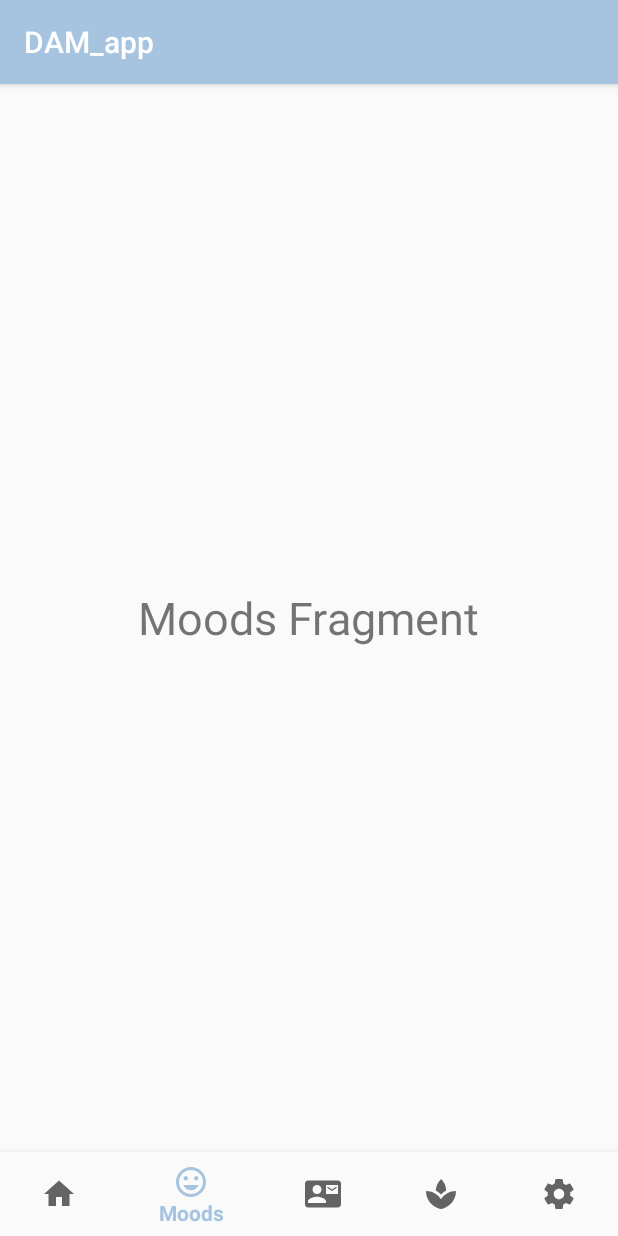
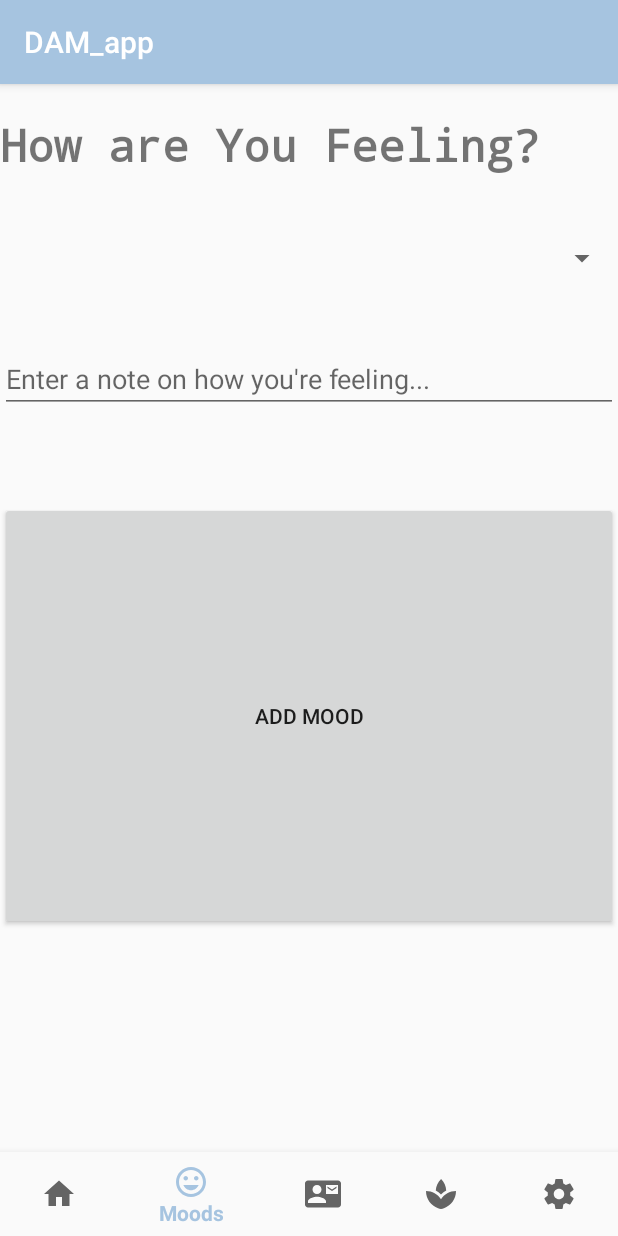
Before and after one commit to DaraghBrowne/DAM, an Android app: the screen it shows after launch once a user with an empty profile is signed in (HomeActivity), item 2 of the bottom bar chosen, on a phone screen of 412 x 824 dp. Run offline under Robolectric (Android 15) with nearby library versions, the phone set to English and light mode, and no system bars; our stand-ins replace Firebase (no records; nobody signed in at launch, a user with empty details on screens opened directly).

Commit message:
added simple adding mood and moodnote to firebase db

```diff
--- a/app/src/main/res/layout/fragment_moods.xml
+++ b/app/src/main/res/layout/fragment_moods.xml
@@ -1,11 +1,53 @@
 <?xml version="1.0" encoding="utf-8"?>
 <RelativeLayout xmlns:android="http://schemas.android.com/apk/res/android"
-    android:layout_width="match_parent" android:layout_height="match_parent">
+    xmlns:tools="http://schemas.android.com/tools"
+    android:layout_width="match_parent"
+    android:layout_height="match_parent">
+
 
     <TextView
+        android:id="@+id/textViewMoods"
         android:layout_width="wrap_content"
         android:layout_height="wrap_content"
-        android:text="Moods Fragment"
+        android:layout_alignParentStart="true"
+        android:layout_alignParentTop="true"
+        android:layout_marginStart="0dp"
+        android:layout_marginTop="20dp"
+        android:fontFamily="monospace"
+        android:text="How are You Feeling?"
+        android:textAlignment="center"
         android:textSize="30sp"
-        android:layout_centerInParent="true"/>
+        android:textStyle="bold" />
+
+    <Spinner
+        android:id="@+id/spinnerMoods"
+        android:layout_width="match_parent"
+        android:layout_height="wrap_content"
+        android:layout_below="@+id/textViewMoods"
+        android:layout_alignParentStart="true"
+        android:layout_marginTop="43dp"
+        android:entries="@array/moods" />
+
+    <EditText
+        android:id="@+id/editTextMood"
+        android:layout_width="match_parent"
+        android:layout_height="wrap_content"
+        android:layout_below="@+id/spinnerMoods"
+        android:layout_centerHorizontal="true"
+        android:layout_marginTop="46dp"
+        android:ems="10"
+        android:hint="Enter a note on how you're feeling..."
+        android:inputType="textMultiLine" />
+
+    <Button
+        android:id="@+id/buttonAddMood"
+        android:layout_width="match_parent"
+        android:layout_height="wrap_content"
+        android:layout_below="@+id/editTextMood"
+        android:layout_alignParentBottom="true"
+        android:layout_centerHorizontal="true"
+        android:layout_marginTop="59dp"
+        android:layout_marginBottom="148dp"
+        android:text="Add Mood" />
+
 </RelativeLayout>
```
